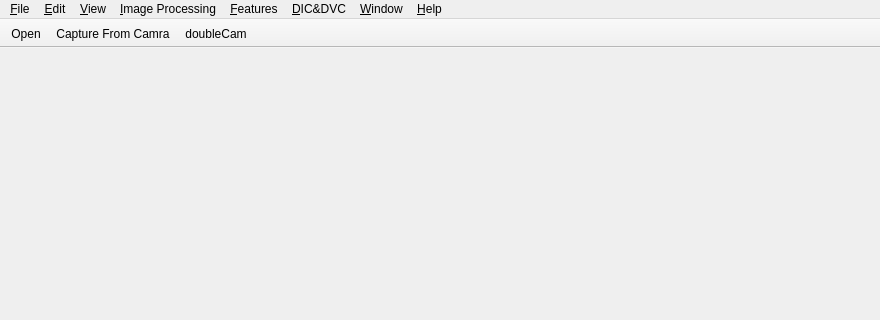
Old version of the form TW/TW_Core/tw_coremainwindow.ui in the repository TWANG006/TW; both pictures show x 0 to 880 and y 0 to 320 of the 880 by 587 pixel window.
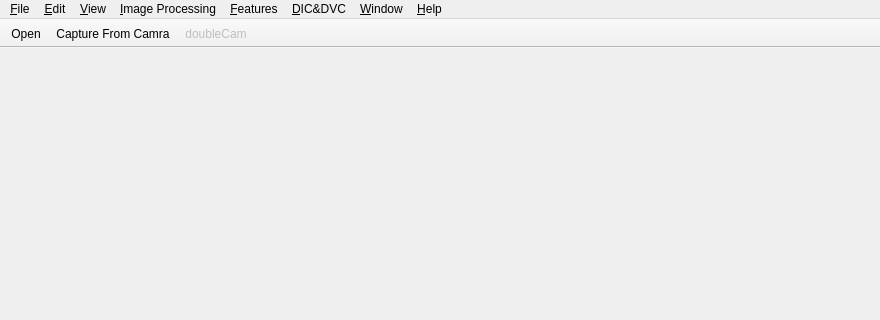
New version of the form. Icons and pictures are not drawn.

```diff
--- a/TW/TW_Core/tw_coremainwindow.ui
+++ b/TW/TW_Core/tw_coremainwindow.ui
@@ -122,6 +122,9 @@
    <addaction name="actionDoubleCam"/>
   </widget>
   <action name="actionOpen">
+   <property name="enabled">
+    <bool>true</bool>
+   </property>
    <property name="icon">
     <iconset resource="tw_coremainwindow.qrc">
      <normaloff>:/TW_CoreMainWindow/icons/Open.ico</normaloff>:/TW_CoreMainWindow/icons/Open.ico</iconset>
@@ -232,6 +235,9 @@
    </property>
   </action>
   <action name="actionDoubleCam">
+   <property name="enabled">
+    <bool>false</bool>
+   </property>
    <property name="icon">
     <iconset resource="tw_coremainwindow.qrc">
      <normaloff>:/TW_CoreMainWindow/icons/cam2</normaloff>:/TW_CoreMainWindow/icons/cam2</iconset>
```
Left out of the diff: 4 changed lines with no effect on the pictures.
